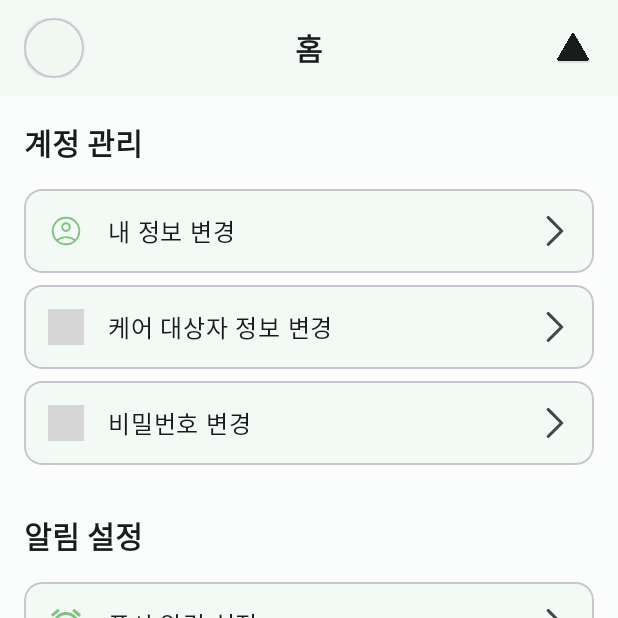
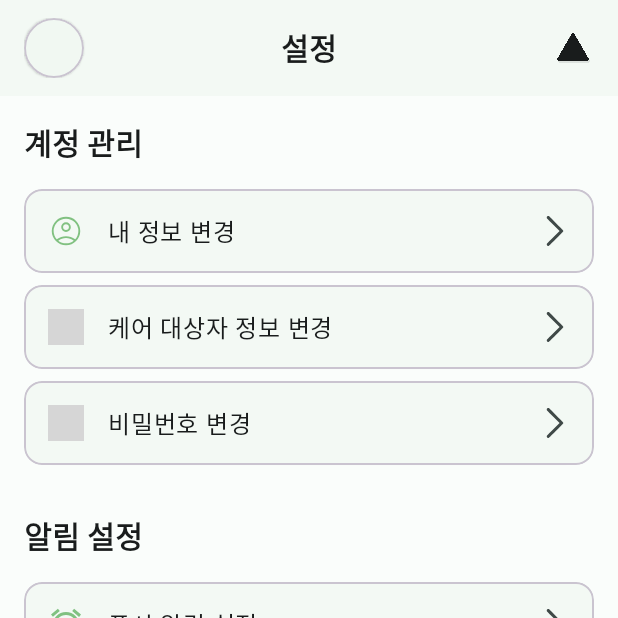
Before and after one commit to Sungjincc/Pillcare, an Android app built with Jetpack Compose: the MainActivity screen opened directly, with no data from a screen before it, item 3 of the bottom bar chosen, on a phone screen of 412 x 824 dp, the top half of it. Run offline under Robolectric (Android 15) with nearby library versions, the phone set to English and light mode, and no system bars; grey boxes are pictures that could not be loaded.

Commit message:
Feat: 상단바에 현재 화면 이름 표시 기능 추가
하단 탭(홈, 내 정보, 설정)을 전환할 때마다 상단바의 제목이 현재 화면 이름으로 동적으로 변경되도록 구현함.
이를 통해 사용자가 현재 어떤 화면에 있는지 명확하게 인지할 수 있도록 UX를 개선함

```diff
--- a/app/src/main/java/com/example/pillcare_capstone/MainActivity.kt
+++ b/app/src/main/java/com/example/pillcare_capstone/MainActivity.kt
@@ -131,10 +131,24 @@ class MainActivity : AppCompatActivity() {
     private fun updateToolbarView(fragment: Fragment) {
         when (fragment) {
             is HomeFragment -> {
+                viewBinding.toolbarFragmentName.text = "홈"
                 viewBinding.toolbarCareTargetImage.visibility = View.VISIBLE
                 viewBinding.toolbarCareTargetNameText.visibility = View.VISIBLE
             }
+            is MyInfoFragment -> {
+                viewBinding.toolbarFragmentName.text = "내 정보"
+                viewBinding.toolbarFragmentName.visibility = View.VISIBLE
+                viewBinding.toolbarCareTargetImage.visibility = View.INVISIBLE
+                viewBinding.toolbarCareTargetNameText.visibility = View.INVISIBLE
+            }
+            is SettingFragment -> {
+                viewBinding.toolbarFragmentName.text = "설정"
+                viewBinding.toolbarFragmentName.visibility = View.VISIBLE
+                viewBinding.toolbarCareTargetImage.visibility = View.INVISIBLE
+                viewBinding.toolbarCareTargetNameText.visibility = View.INVISIBLE
+            }
             else -> {
+                viewBinding.toolbarFragmentName.visibility = View.GONE
                 viewBinding.toolbarCareTargetImage.visibility = View.INVISIBLE
                 viewBinding.toolbarCareTargetNameText.visibility = View.INVISIBLE
             }
```
